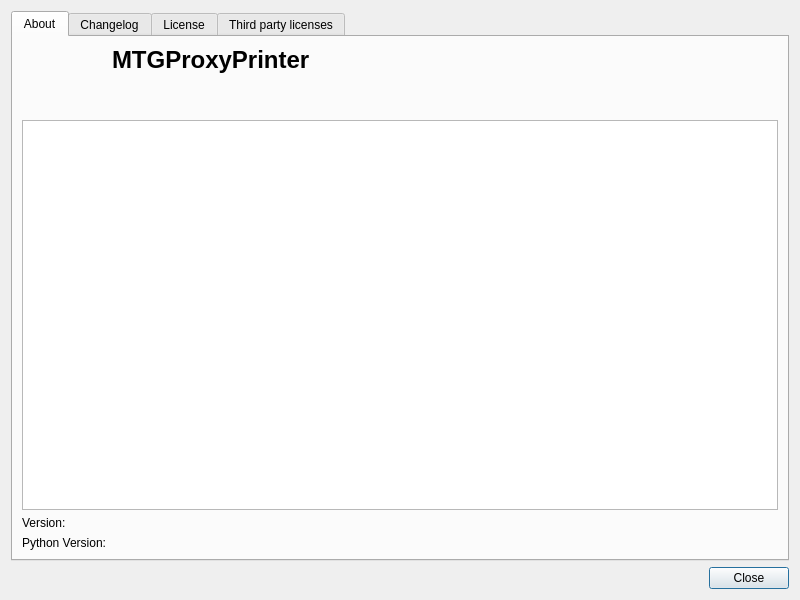
The window that mtg_proxy_printer/resources/ui/about_dialog.ui (luziferius/MTGProxyPrinter) describes before a commit, drawn with Qt 5.
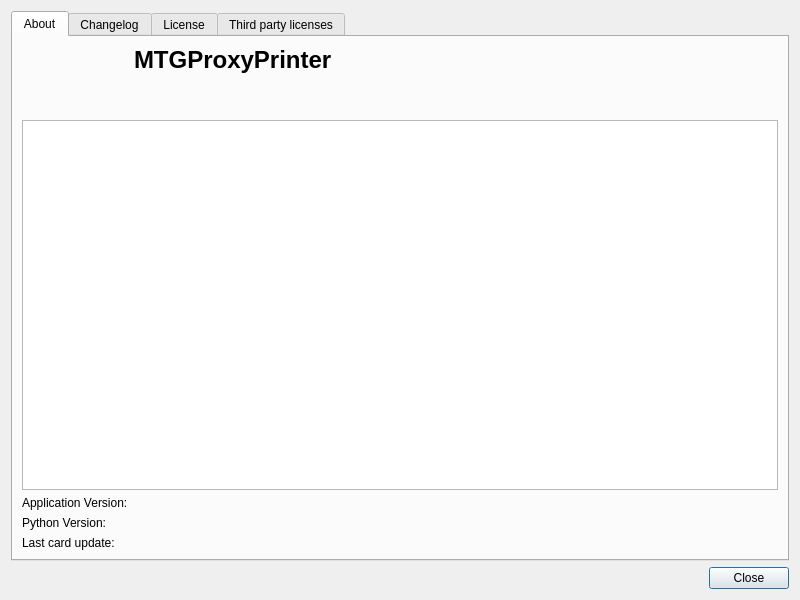
The same window after the commit.

Commit message:
Add a label showing the last database update to the About dialog. Implements [380e741c5de8624d].
FossilOrigin-Name: 6ebf65c941e0f3e45c6dce58b0d2e4aebd240902ca54bd537b1cc0f371b73eb5

Diff of the .ui file:
```diff
--- a/mtg_proxy_printer/resources/ui/about_dialog.ui
+++ b/mtg_proxy_printer/resources/ui/about_dialog.ui
@@ -54,7 +54,7 @@
        <item row="2" column="0">
         <widget class="QLabel" name="mtg_proxy_printer_version_header_label">
          <property name="text">
-          <string>Version:</string>
+          <string>Application Version:</string>
          </property>
          <property name="textInteractionFlags">
           <set>Qt::NoTextInteraction</set>
@@ -113,8 +113,18 @@
          </property>
         </widget>
        </item>
-       <item row="2" column="1" colspan="2">
-        <widget class="QLabel" name="mtg_proxy_printer_version_label">
+       <item row="4" column="0">
+        <widget class="QLabel" name="last_database_update_header_label">
+         <property name="text">
+          <string>Last card update:</string>
+         </property>
+        </widget>
+       </item>
+       <item row="4" column="1" colspan="2">
+        <widget class="QLabel" name="last_database_update_label">
+         <property name="toolTip">
+          <string>Timestamp of the last card data update.</string>
+         </property>
          <property name="text">
           <string/>
          </property>
```
Left out of the diff: 65 changed lines with no effect on the pictures. The commit also changes 3 other files.
